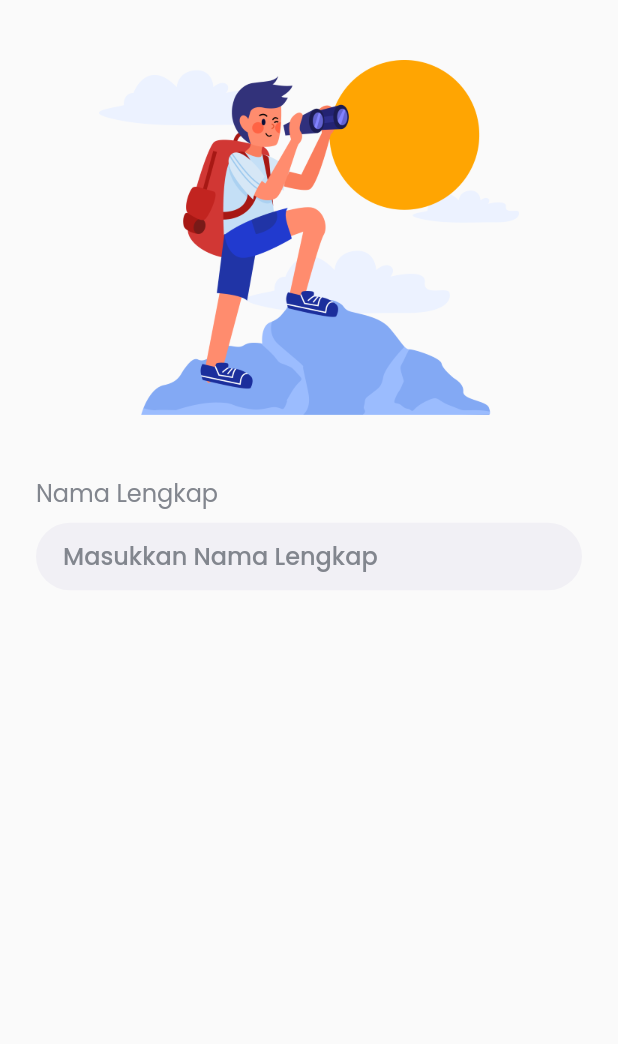
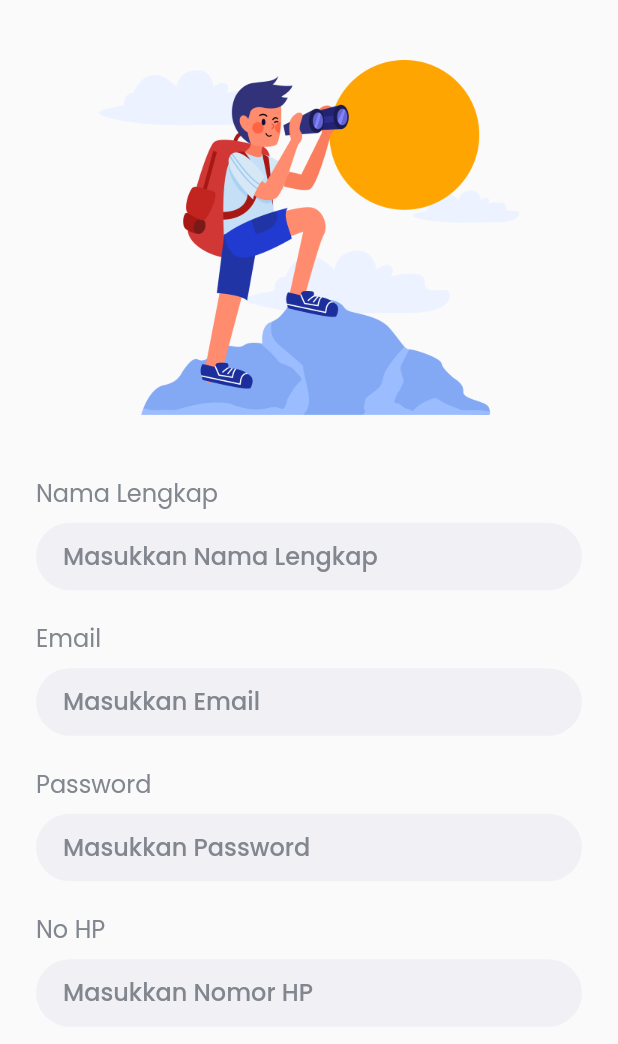
Before and after one commit to Jaya-SI/ngekos-app, a Flutter app: the RegisterPage screen opened by its route, on a phone screen of 412 x 824 dp, the part 192-1236 px from its top. Run offline on Flutter 3.47's test engine with Material 2 defaults, Android fonts, the phone set to English and light mode, and no system bars; our stand-ins replace google_fonts.

Commit message:
register fix

```diff
--- a/ngekoss/lib/pages/register_page.dart
+++ b/ngekoss/lib/pages/register_page.dart
@@ -88,15 +88,189 @@ class RegisterPage extends StatelessWidget {
       );
     }
 
+    inputEmail() {
+      return Container(
+        margin: EdgeInsets.symmetric(horizontal: 24),
+        child: Column(
+          crossAxisAlignment: CrossAxisAlignment.start,
+          children: [
+            Text(
+              'Email',
+              style: GoogleFonts.poppins(
+                fontSize: 16,
+                color: subText,
+              ),
+            ),
+            SizedBox(height: 8),
+            Container(
+              height: 45,
+              decoration: BoxDecoration(
+                borderRadius: BorderRadius.circular(100),
+                color: Color(0xffF1F0F5),
+              ),
+              child: Padding(
+                padding: const EdgeInsets.only(left: 18, top: 10),
+                child: TextFormField(
+                  style: GoogleFonts.poppins(
+                    fontSize: 16,
+                    fontWeight: medium,
+                  ),
+                  decoration: InputDecoration.collapsed(
+                    hintText: 'Masukkan Email',
+                    hintStyle: GoogleFonts.poppins(
+                      color: subText,
+                    ),
+                  ),
+                ),
+              ),
+            )
+          ],
+        ),
+      );
+    }
+
+    inputPassword() {
+      return Container(
+        margin: EdgeInsets.symmetric(horizontal: 24),
+        child: Column(
+          crossAxisAlignment: CrossAxisAlignment.start,
+          children: [
+            Text(
+              'Password',
+              style: GoogleFonts.poppins(
+                fontSize: 16,
+                color: subText,
+              ),
+            ),
+            SizedBox(height: 8),
+            Container(
+              height: 45,
+              decoration: BoxDecoration(
+                borderRadius: BorderRadius.circular(100),
+                color: Color(0xffF1F0F5),
+              ),
+              child: Padding(
+                padding: const EdgeInsets.only(left: 18, top: 10),
+                child: TextFormField(
+                  obscureText: true,
+                  style: GoogleFonts.poppins(
+                    fontSize: 16,
+                    fontWeight: medium,
+                  ),
+                  decoration: InputDecoration.collapsed(
+                    hintText: 'Masukkan Password',
+                    hintStyle: GoogleFonts.poppins(
+                      color: subText,
+                    ),
+                  ),
+                ),
+              ),
+            )
+          ],
+        ),
+      );
+    }
+
+    inputNoHP() {
+      return Container(
+        margin: EdgeInsets.symmetric(horizontal: 24),
+        child: Column(
+          crossAxisAlignment: CrossAxisAlignment.start,
+          children: [
+            Text(
+              'No HP',
+              style: GoogleFonts.poppins(
+                fontSize: 16,
+                color: subText,
+              ),
+            ),
+            SizedBox(height: 8),
+            Container(
+              height: 45,
+              decoration: BoxDecoration(
+                borderRadius: BorderRadius.circular(100),
+                color: Color(0xffF1F0F5),
+              ),
+              child: Padding(
+                padding: const EdgeInsets.only(left: 18, top: 10),
+                child: TextFormField(
+                  style: GoogleFonts.poppins(
+                    fontSize: 16,
+                    fontWeight: medium,
+                  ),
+                  decoration: InputDecoration.collapsed(
+                    hintText: 'Masukkan Nomor HP',
+                    hintStyle: GoogleFonts.poppins(
+                      color: subText,
+                    ),
+                  ),
+                ),
+              ),
+            )
+          ],
+        ),
+      );
+    }
+
+    btnDaftar() {
+      return Container(
+        margin: EdgeInsets.symmetric(horizontal: 24),
+        height: 45,
+        width: double.infinity,
+        child: TextButton(
+          style: TextButton.styleFrom(
+            backgroundColor: warnaOren,
+            shape: RoundedRectangleBorder(
+              borderRadius: BorderRadius.circular(66),
+            ),
+          ),
+          onPressed: () {},
+          child: Text(
+            'Daftar',
+            style: GoogleFonts.poppins(
+              color: warnaPutih,
+              fontWeight: medium,
+            ),
+          ),
+        ),
+      );
+    }
+
+    btnLogin() {
+      return Container(
+        child: TextButton(
+          onPressed: () {},
+          child: Text(
+            'Login Sekarang',
+            style: GoogleFonts.poppins(
+              fontWeight: light,
+              color: subText,
+            ),
+          ),
+        ),
+      );
+    }
+
     return Scaffold(
       body: SafeArea(
         child: ListView(
+          padding: EdgeInsets.only(bottom: 40),
           children: [
             title(),
             SizedBox(height: 40),
             gambardaftar(),
             SizedBox(height: 40),
-            inputNamaLengkap()
+            inputNamaLengkap(),
+            SizedBox(height: 20),
+            inputEmail(),
+            SizedBox(height: 20),
+            inputPassword(),
+            SizedBox(height: 20),
+            inputNoHP(),
+            SizedBox(height: 40),
+            btnDaftar(),
+            SizedBox(height: 20),
+            btnLogin(),
           ],
         ),
       ),
```
